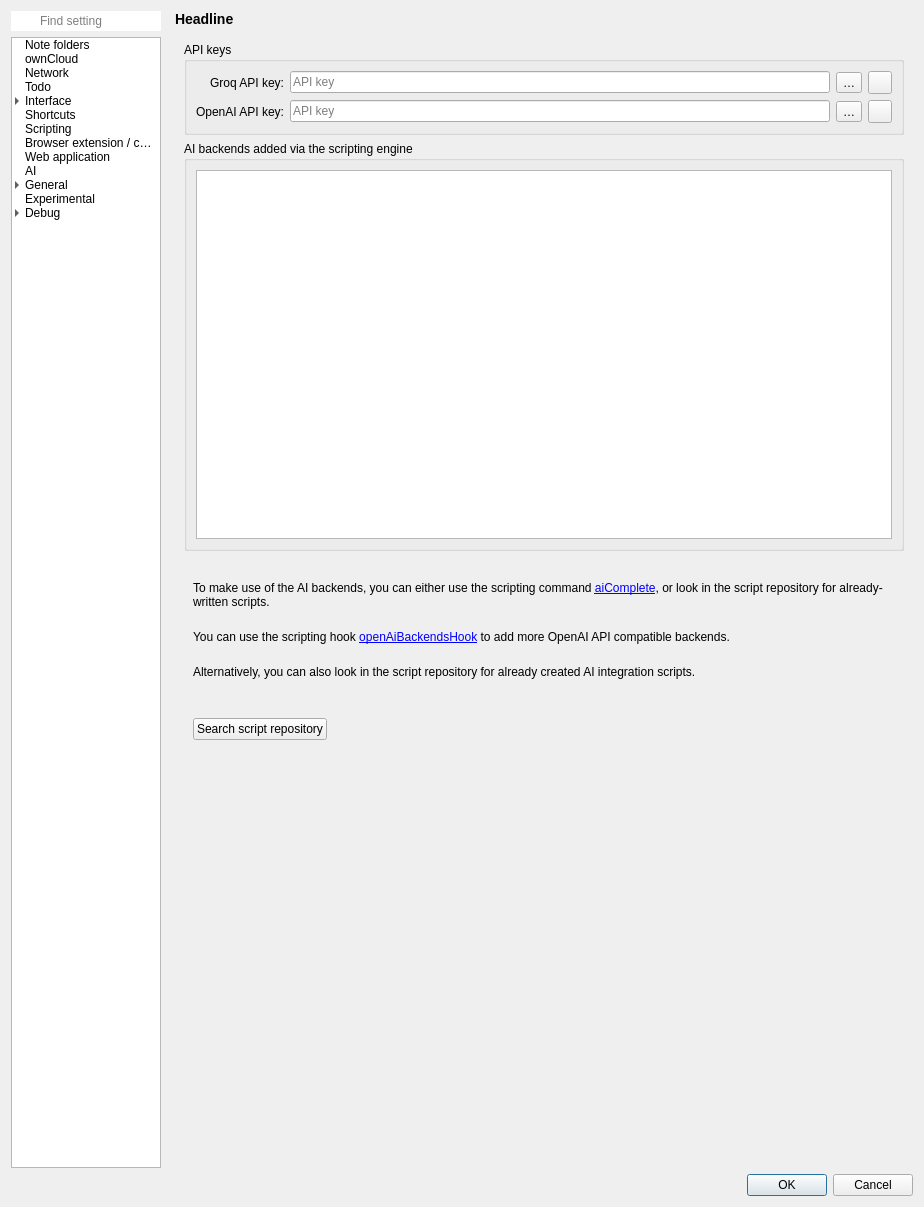
The window that src/dialogs/settingsdialog.ui (pbek/QOwnNotes) describes before a commit, drawn with Qt 5.
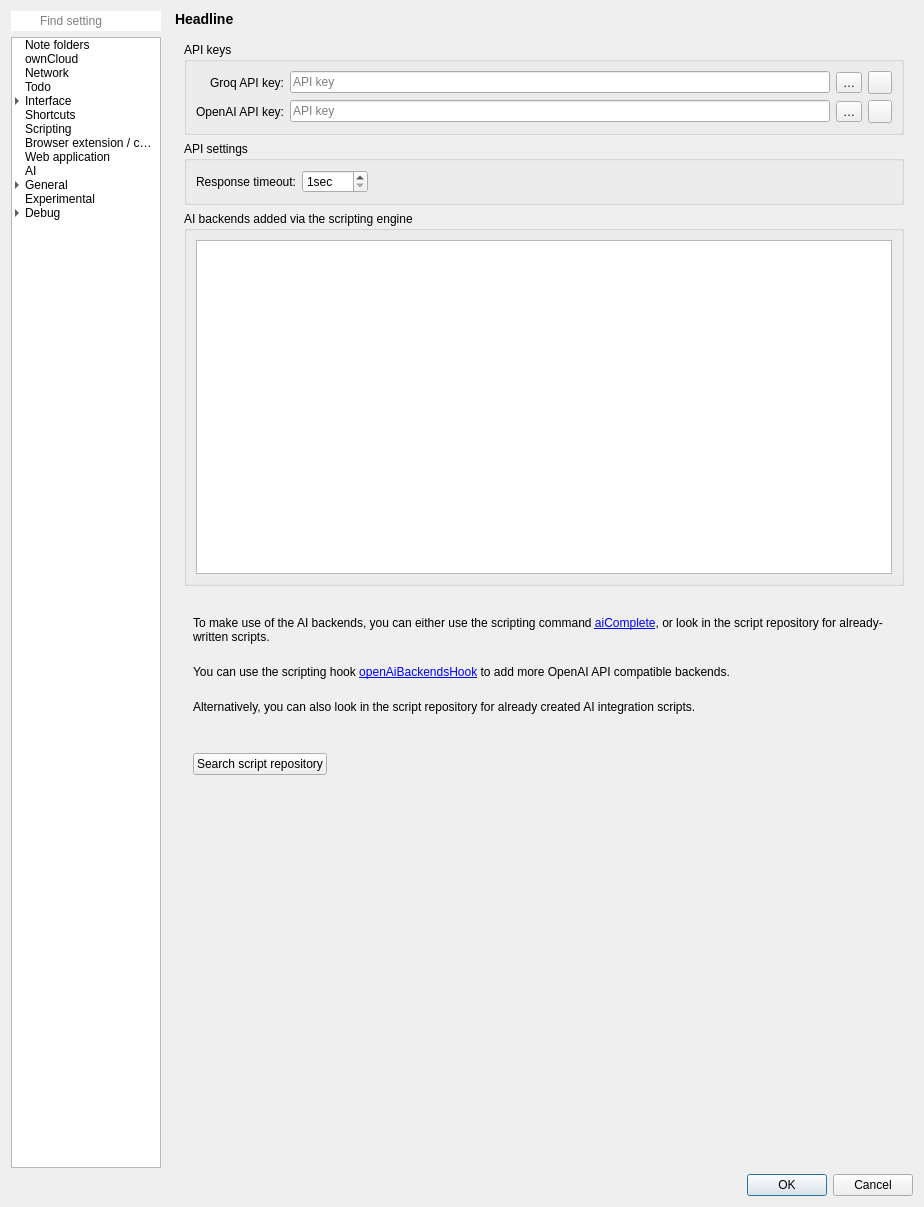
The same window after the commit. Icons and pictures are not drawn. Custom widgets are drawn as their Qt base class.

Commit message: #3231 ai: add response timeout setting

Patch:
```diff
--- a/src/dialogs/settingsdialog.ui
+++ b/src/dialogs/settingsdialog.ui
@@ -6934,23 +6934,7 @@
              </sizepolicy>
             </property>
             <layout class="QGridLayout" name="gridLayout_88">
-             <item row="2" column="0">
-              <spacer name="aiVerticalSpacer1">
-               <property name="orientation">
-                <enum>Qt::Vertical</enum>
-               </property>
-               <property name="sizeType">
-                <enum>QSizePolicy::Policy::Fixed</enum>
-               </property>
-               <property name="sizeHint" stdset="0">
-                <size>
-                 <width>20</width>
-                 <height>15</height>
-                </size>
-               </property>
-              </spacer>
-             </item>
-             <item row="11" column="0">
+             <item row="12" column="0">
               <spacer name="verticalSpacer_21">
                <property name="orientation">
                 <enum>Qt::Vertical</enum>
@@ -6963,7 +6947,7 @@
                </property>
               </spacer>
              </item>
-             <item row="3" column="0">
+             <item row="4" column="0">
               <widget class="QFrame" name="frame_8">
                <property name="minimumSize">
                 <size>
@@ -7043,7 +7027,78 @@
                </layout>
               </widget>
              </item>
-             <item row="1" column="0" colspan="2">
+             <item row="11" column="0">
+              <widget class="QFrame" name="frame_7">
+               <layout class="QHBoxLayout" name="horizontalLayout_15">
+                <item>
+                 <widget class="QPushButton" name="searchScriptRepositoryButton">
+                  <property name="sizePolicy">
+                   <sizepolicy hsizetype="Minimum" vsizetype="Minimum">
+                    <horstretch>0</horstretch>
+                    <verstretch>0</verstretch>
+                   </sizepolicy>
+                  </property>
+                  <property name="toolTip">
+                   <string>Search script repository for AI integration scripts</string>
+                  </property>
+                  <property name="text">
+                   <string>Search script repository</string>
+                  </property>
+                  <property name="icon">
+                   <iconset theme="QIcon::ThemeIcon::EditFind" resource="../breeze-qownnotes.qrc">
+                    <normaloff>:/icons/breeze-qownnotes/16x16/edit-find.svg</normaloff>:/icons/breeze-qownnotes/16x16/edit-find.svg</iconset>
+                  </property>
+                 </widget>
+                </item>
+                <item>
+                 <spacer name="horizontalSpacer_20">
+                  <property name="orientation">
+                   <enum>Qt::Orientation::Horizontal</enum>
+                  </property>
+                  <property name="sizeHint" stdset="0">
+                   <size>
+                    <width>40</width>
+                    <height>20</height>
+                   </size>
+                  </property>
+                 </spacer>
+                </item>
+               </layout>
+              </widget>
+             </item>
+             <item row="3" column="0">
+              <spacer name="aiVerticalSpacer1">
+               <property name="orientation">
+                <enum>Qt::Vertical</enum>
+               </property>
+               <property name="sizeType">
+                <enum>QSizePolicy::Policy::Fixed</enum>
+               </property>
+               <property name="sizeHint" stdset="0">
+                <size>
+                 <width>20</width>
+                 <height>15</height>
+                </size>
+               </property>
+              </spacer>
+             </item>
+             <item row="8" column="0">
+              <spacer name="aiVerticalSpacer2_2">
+               <property name="orientation">
+                <enum>Qt::Vertical</enum>
+               </property>
+               <property name="sizeType">
+                <enum>QSizePolicy::Policy::Fixed</enum>
+               </property>
+               <property name="sizeHint" stdset="0">
+                <size>
+                 <width>20</width>
+                 <height>15</height>
+                </size>
+               </property>
+              </spacer>
+             </item>
+             <item row="2" column="0" colspan="2">
               <widget class="QGroupBox" name="aiScriptingGroupBox">
                <property name="sizePolicy">
                 <sizepolicy hsizetype="Preferred" vsizetype="MinimumExpanding">
@@ -7094,61 +7149,6 @@
                </layout>
               </widget>
              </item>
-             <item row="7" column="0">
-              <spacer name="aiVerticalSpacer2_2">
-               <property name="orientation">
-                <enum>Qt::Vertical</enum>
-               </property>
-               <property name="sizeType">
-                <enum>QSizePolicy::Policy::Fixed</enum>
-               </property>
-               <property name="sizeHint" stdset="0">
-                <size>
-                 <width>20</width>
-                 <height>15</height>
-                </size>
-               </property>
-              </spacer>
-             </item>
-             <item row="10" column="0">
-              <widget class="QFrame" name="frame_7">
-               <layout class="QHBoxLayout" name="horizontalLayout_15">
-                <item>
-                 <widget class="QPushButton" name="searchScriptRepositoryButton">
-                  <property name="sizePolicy">
-                   <sizepolicy hsizetype="Minimum" vsizetype="Minimum">
-                    <horstretch>0</horstretch>
-                    <verstretch>0</verstretch>
-                   </sizepolicy>
-                  </property>
-                  <property name="toolTip">
-                   <string>Search script repository for AI integration scripts</string>
-                  </property>
-                  <property name="text">
-                   <string>Search script repository</string>
-                  </property>
-                  <property name="icon">
-                   <iconset theme="QIcon::ThemeIcon::EditFind" resource="../breeze-qownnotes.qrc">
-                    <normaloff>:/icons/breeze-qownnotes/16x16/edit-find.svg</normaloff>:/icons/breeze-qownnotes/16x16/edit-find.svg</iconset>
-                  </property>
-                 </widget>
-                </item>
-                <item>
-                 <spacer name="horizontalSpacer_20">
-                  <property name="orientation">
-                   <enum>Qt::Orientation::Horizontal</enum>
-                  </property>
-                  <property name="sizeHint" stdset="0">
-                   <size>
-                    <width>40</width>
-                    <height>20</height>
-                   </size>
-                  </property>
-                 </spacer>
-                </item>
-               </layout>
-              </widget>
-             </item>
              <item row="0" column="0" colspan="2">
               <widget class="QGroupBox" name="groupBox_40">
                <property name="title">
@@ -7248,6 +7248,54 @@
                </layout>
               </widget>
              </item>
+             <item row="1" column="0" colspan="2">
+              <widget class="QGroupBox" name="groupBox_2">
+               <property name="title">
+                <string>API settings</string>
+               </property>
+               <layout class="QGridLayout" name="gridLayout_89">
+                <item row="0" column="0">
+                 <widget class="QLabel" name="openAiResponseTimeoutLabel">
+                  <property name="text">
+                   <string>Response timeout:</string>
+                  </property>
+                  <property name="toolTip">
+                   <string>Time the application will wait for a response from the server before timing out and returning an error message.</string>
+                  </property>
+                  <property name="alignment">
+                   <set>Qt::AlignmentFlag::AlignRight|Qt::AlignmentFlag::AlignTrailing|Qt::AlignmentFlag::AlignVCenter</set>
+                  </property>
+                 </widget>
+                </item>
+                <item row="0" column="1">
+                 <widget class="QSpinBox" name="openAiResponseTimeoutSpinBox">
+                  <property name="suffix">
+                   <string comment="seconds">sec</string>
+                  </property>
+                  <property name="minimum">
+                   <number>1</number>
+                  </property>
+                  <property name="maximum">
+                   <number>600</number>
+                  </property>
+                 </widget>
+                </item>
+                <item row="0" column="2">
+                 <spacer name="horizontalSpacer_21">
+                  <property name="orientation">
+                   <enum>Qt::Orientation::Horizontal</enum>
+                  </property>
+                  <property name="sizeHint" stdset="0">
+                   <size>
+                    <width>40</width>
+                    <height>20</height>
+                   </size>
+                  </property>
+                 </spacer>
+                </item>
+               </layout>
+              </widget>
+             </item>
             </layout>
            </widget>
           </widget>
```
The commit also changes 5 other files.
